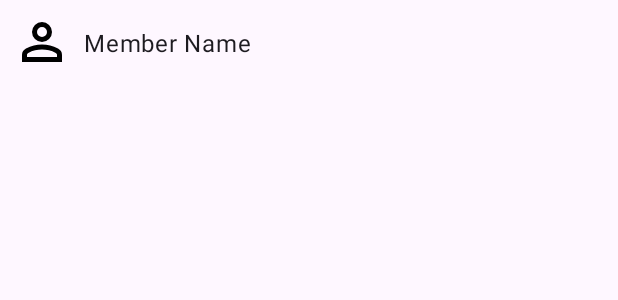
After one commit to Enea71/DisciteOmnesLearningPlatform, an Android app: the layout item_member.xml on its own in the app's theme, with its tools: preview values and no code run, on a phone screen of 412 x 824 dp. The commit adds this screen. Shown: the top 300 px of the screen. Run offline under Robolectric (Android 15) with nearby library versions, the phone set to English and light mode, and no system bars.

```diff
--- a/app/src/main/java/API/UserAPI.java
+++ b/app/src/main/java/API/UserAPI.java
@@ -106,4 +106,9 @@ public class UserAPI {
         public String getUid() { return uid; }
     }
 
+    public class UsernameResponse {
+        @SerializedName("username")
+        private String username;
+        public String getUsername() { return username; }
+    }
 }
--- /dev/null
+++ b/app/src/main/res/layout/item_member.xml
@@ -0,0 +1,32 @@
+<?xml version="1.0" encoding="utf-8"?>
+<androidx.constraintlayout.widget.ConstraintLayout
+    xmlns:android="http://schemas.android.com/apk/res/android"
+    xmlns:app="http://schemas.android.com/apk/res-auto"
+    android:layout_width="match_parent"
+    android:layout_height="wrap_content"
+    android:padding="8dp">
+
+    <!-- Avatar image -->
+    <ImageView
+        android:id="@+id/imgAvatar"
+        android:layout_width="40dp"
+        android:layout_height="40dp"
+        app:layout_constraintStart_toStartOf="parent"
+        app:layout_constraintTop_toTopOf="parent"
+        android:scaleType="centerCrop"
+        android:src="@drawable/ic_person"/>
+
+    <!-- Name -->
+    <TextView
+        android:id="@+id/tvMemberName"
+        android:layout_width="0dp"
+        android:layout_height="wrap_content"
+        android:layout_marginStart="8dp"
+        android:text="Member Name"
+        android:textAppearance="?attr/textAppearanceBody1"
+        app:layout_constraintStart_toEndOf="@id/imgAvatar"
+        app:layout_constraintTop_toTopOf="@id/imgAvatar"
+        app:layout_constraintBottom_toBottomOf="@id/imgAvatar"
+        app:layout_constraintEnd_toEndOf="parent"/>
+
+</androidx.constraintlayout.widget.ConstraintLayout>
```
Also changed, not shown: app/src/main/java/API/ApiService.java (+8 -1 lines), app/src/main/java/com/example/disciteomneslearningplatform/data/model/AuthRepository.java (+33 -14 lines), app/src/main/java/com/example/disciteomneslearningplatform/data/model/GroupRepository.java (+18 -0 lines), app/src/main/java/com/example/disciteomneslearningplatform/ui/groupDetail/GroupDetailFragment.java (added, +99 -0 lines), app/src/main/java/com/example/disciteomneslearningplatform/ui/groupDetail/GroupDetailViewModel.java (added, +57 -0 lines), app/src/main/java/com/example/disciteomneslearningplatform/ui/groupManagement/GroupsFragment.java (+18 -12 lines), app/src/main/java/com/example/disciteomneslearningplatform/ui/home/HomeFragment.java (+12 -7 lines), app/src/main/res/layout/fragment_group_detail.xml (added, +68 -0 lines), app/src/main/res/navigation/mobile_navigation.xml (+21 -6 lines), 1 other file.
